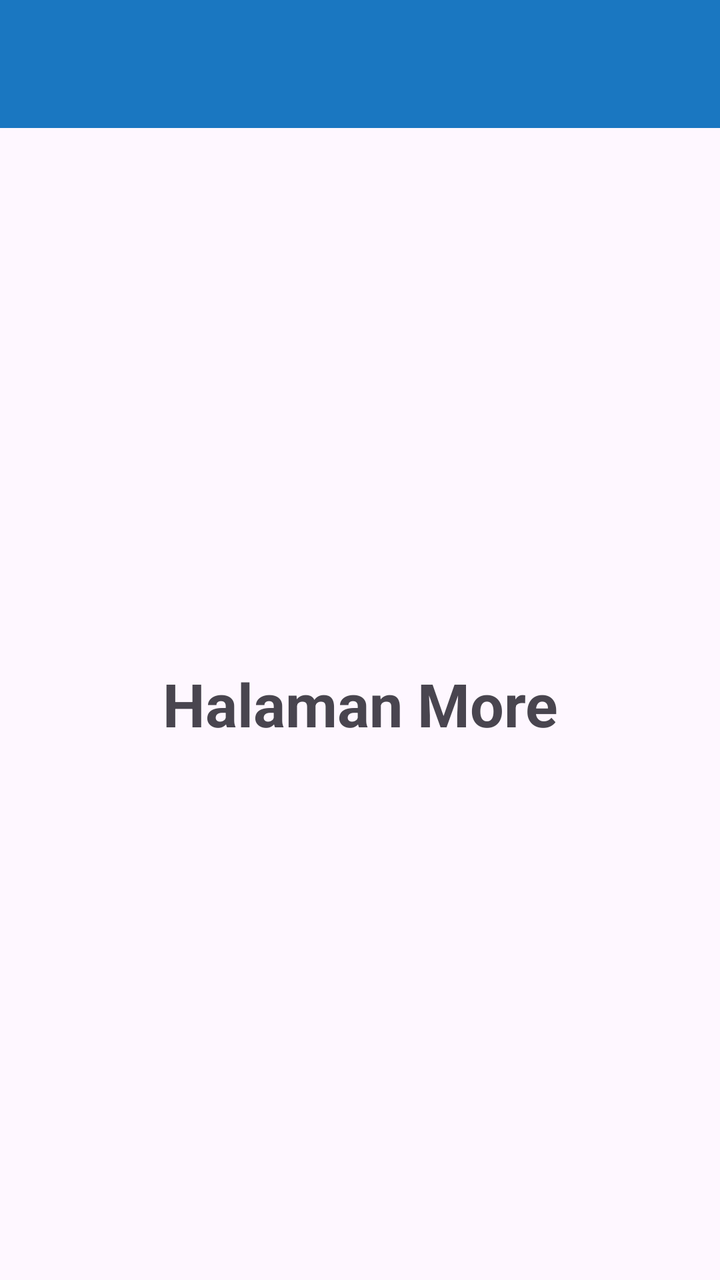
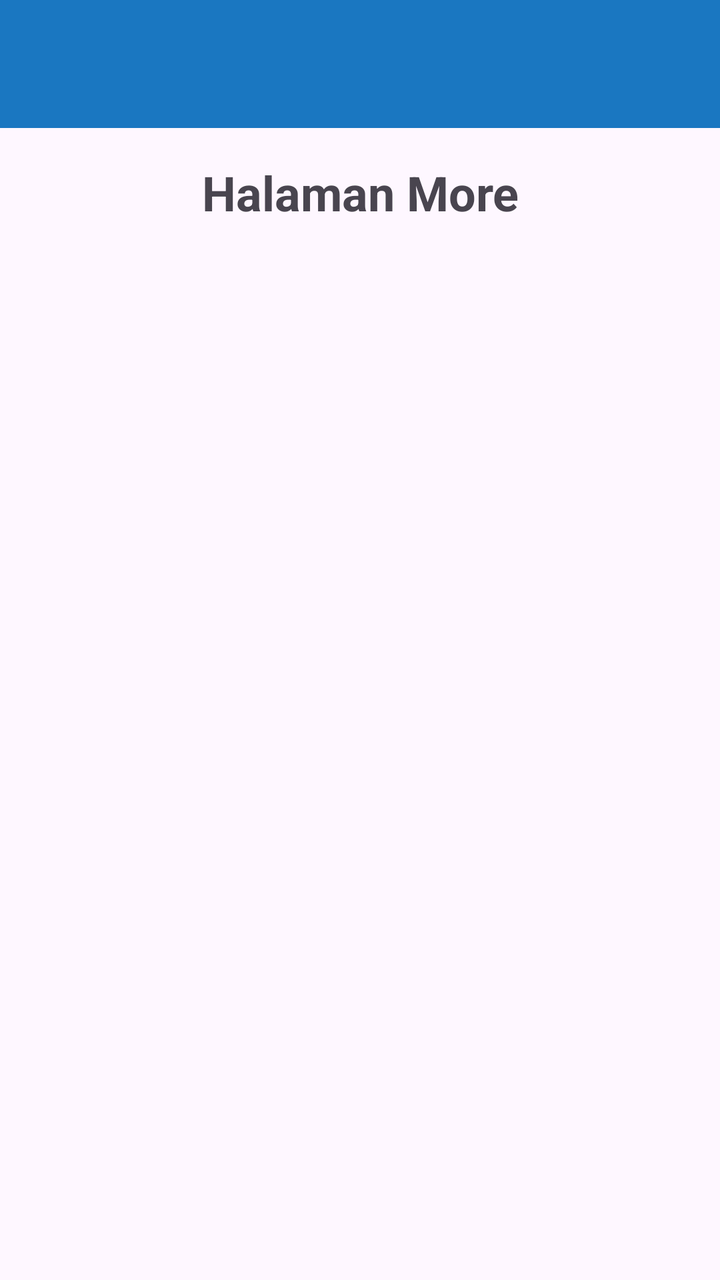

Two renders of the same Android screen: before a commit and after it. Below are the layout's source before the change and the commit's diff.
<!-- AndroidManifest.xml: application theme Theme.Trinaldi -->
<!-- res/layout/fragment_more.xml -->
<?xml version="1.0" encoding="utf-8"?>
<androidx.constraintlayout.widget.ConstraintLayout xmlns:android="http://schemas.android.com/apk/res/android"
    xmlns:app="http://schemas.android.com/apk/res-auto"
    xmlns:tools="http://schemas.android.com/tools"
    android:layout_width="match_parent"
    android:layout_height="match_parent"
    tools:context=".More.MoreFragment">

    <androidx.appcompat.widget.Toolbar
        android:id="@+id/toolbar"
        android:layout_width="match_parent"
        android:layout_height="?attr/actionBarSize"
        android:background="@color/bg"
        app:layout_constraintEnd_toEndOf="parent"
        app:layout_constraintStart_toStartOf="parent"
        app:layout_constraintTop_toTopOf="parent"
        app:subtitleTextColor="@android:color/white"
        app:titleTextColor="@android:color/white" />

    <TextView
        android:id="@+id/tvMore"
        android:layout_width="0dp"
        android:layout_height="0dp"
        android:gravity="center"
        android:text="Halaman More"
        android:textSize="30sp"
        android:textStyle="bold"
        app:layout_constraintBottom_toBottomOf="parent"
        app:layout_constraintEnd_toEndOf="parent"
        app:layout_constraintStart_toStartOf="parent"
        app:layout_constraintTop_toBottomOf="@id/toolbar" />

</androidx.constraintlayout.widget.ConstraintLayout>
<!-- resources referenced by this layout -->
<resources>
  <color name="bg">#1A77C1</color>
  <style name="Theme.Trinaldi" parent="Base.Theme.Trinaldi" />
  <style name="Base.Theme.Trinaldi" parent="Theme.Material3.DayNight.NoActionBar">
          
          
      </style>
</resources>

<!-- the commit's change to res/layout/fragment_more.xml (unified diff, before → after) -->
@@ -5,6 +5,7 @@
     android:layout_width="match_parent"
     android:layout_height="match_parent"
     tools:context=".More.MoreFragment">
+
 
     <androidx.appcompat.widget.Toolbar
         android:id="@+id/toolbar"
@@ -17,17 +18,28 @@
         app:subtitleTextColor="@android:color/white"
         app:titleTextColor="@android:color/white" />
 
+
     <TextView
         android:id="@+id/tvMore"
-        android:layout_width="0dp"
-        android:layout_height="0dp"
+        android:layout_width="match_parent"
+        android:layout_height="wrap_content"
+        android:padding="16dp"
         android:gravity="center"
         android:text="Halaman More"
-        android:textSize="30sp"
+        android:textSize="24sp"
         android:textStyle="bold"
-        app:layout_constraintBottom_toBottomOf="parent"
         app:layout_constraintEnd_toEndOf="parent"
         app:layout_constraintStart_toStartOf="parent"
         app:layout_constraintTop_toBottomOf="@id/toolbar" />
 
+
+    <ListView
+        android:id="@+id/listViewItems"
+        android:layout_width="0dp"
+        android:layout_height="0dp"
+        app:layout_constraintBottom_toBottomOf="parent"
+        app:layout_constraintEnd_toEndOf="parent"
+        app:layout_constraintStart_toStartOf="parent"
+        app:layout_constraintTop_toBottomOf="@id/tvMore" />
+
 </androidx.constraintlayout.widget.ConstraintLayout>
